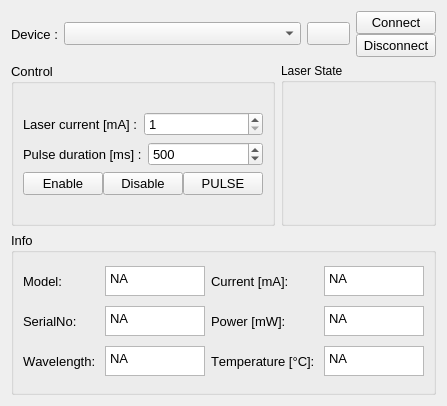
Qt form src/lumed_HL_2000_HP_232R/ui/HL_2000_HP_232R_ui.ui (lumed-mtl/lumed_HL2000_HP_232R) before a commit.
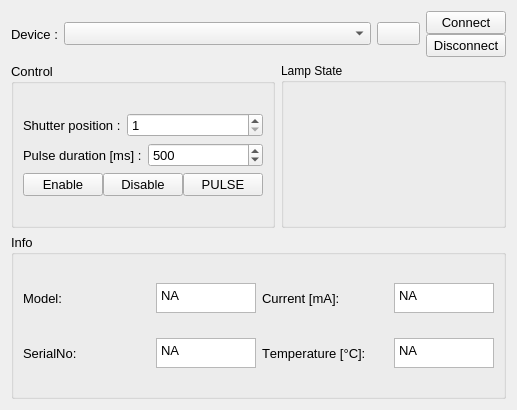
The same form after that commit.

Patch:
```diff
--- a/src/lumed_HL_2000_HP_232R/ui/HL_2000_HP_232R_ui.ui
+++ b/src/lumed_HL_2000_HP_232R/ui/HL_2000_HP_232R_ui.ui
@@ -6,8 +6,8 @@
    <rect>
     <x>0</x>
     <y>0</y>
-    <width>439</width>
-    <height>406</height>
+    <width>517</width>
+    <height>410</height>
    </rect>
   </property>
   <property name="sizePolicy">
@@ -170,7 +170,7 @@
                </font>
               </property>
               <property name="text">
-               <string>Laser current [mA] :</string>
+               <string>Shutter position :</string>
               </property>
              </widget>
             </item>
@@ -306,7 +306,7 @@
      <item>
       <widget class="QGroupBox" name="groupBox">
        <property name="title">
-        <string>Laser State</string>
+        <string>Lamp State</string>
        </property>
        <layout class="QVBoxLayout" name="verticalLayout_4">
         <item>
@@ -448,55 +448,6 @@
           </item>
          </layout>
         </item>
-        <item>
-         <layout class="QHBoxLayout" name="horizontalLayout_details">
-          <item>
-           <widget class="QLabel" name="label_wavelenght">
-            <property name="font">
-             <font>
-              <pointsize>10</pointsize>
-              <weight>50</weight>
-              <bold>false</bold>
-              <kerning>false</kerning>
-             </font>
-            </property>
-            <property name="text">
-             <string>Wavelength: </string>
-            </property>
-           </widget>
-          </item>
-          <item>
-           <widget class="QPlainTextEdit" name="texteditWavelength">
-            <property name="sizePolicy">
-             <sizepolicy hsizetype="Minimum" vsizetype="Minimum">
-              <horstretch>0</horstretch>
-              <verstretch>0</verstretch>
-             </sizepolicy>
-            </property>
-            <property name="maximumSize">
-             <size>
-              <width>100</width>
-              <height>30</height>
-             </size>
-            </property>
-            <property name="font">
-             <font>
-              <pointsize>10</pointsize>
-              <weight>50</weight>
-              <bold>false</bold>
-              <kerning>false</kerning>
-             </font>
-            </property>
-            <property name="plainText">
-             <string>NA</string>
-            </property>
-            <property name="textInteractionFlags">
-             <set>Qt::NoTextInteraction</set>
-            </property>
-           </widget>
-          </item>
-         </layout>
-        </item>
        </layout>
       </item>
       <item>
@@ -550,55 +501,6 @@
           </item>
          </layout>
         </item>
-        <item>
-         <layout class="QHBoxLayout" name="horizontalLayout_10">
-          <item>
-           <widget class="QLabel" name="label_power_status">
-            <property name="font">
-             <font>
-              <pointsize>10</pointsize>
-              <weight>50</weight>
-              <bold>false</bold>
-              <kerning>false</kerning>
-             </font>
-            </property>
-            <property name="text">
-             <string>Power [mW]: </string>
-            </property>
-           </widget>
-          </item>
-          <item>
-           <widget class="QPlainTextEdit" name="texteditPower">
-            <property name="sizePolicy">
-             <sizepolicy hsizetype="Minimum" vsizetype="Minimum">
-              <horstretch>0</horstretch>
-              <verstretch>0</verstretch>
-             </sizepolicy>
-            </property>
-            <property name="maximumSize">
-             <size>
-              <width>100</width>
-              <height>30</height>
-             </size>
-            </property>
-            <property name="font">
-             <font>
-              <pointsize>10</pointsize>
-              <weight>50</weight>
-              <bold>false</bold>
-              <kerning>false</kerning>
-             </font>
-            </property>
-            <property name="plainText">
-             <string>NA</string>
-            </property>
-            <property name="textInteractionFlags">
-             <set>Qt::NoTextInteraction</set>
-            </property>
-           </widget>
-          </item>
-         </layout>
-        </item>
         <item>
          <layout class="QHBoxLayout" name="horizontalLayout_8">
           <item>
```
